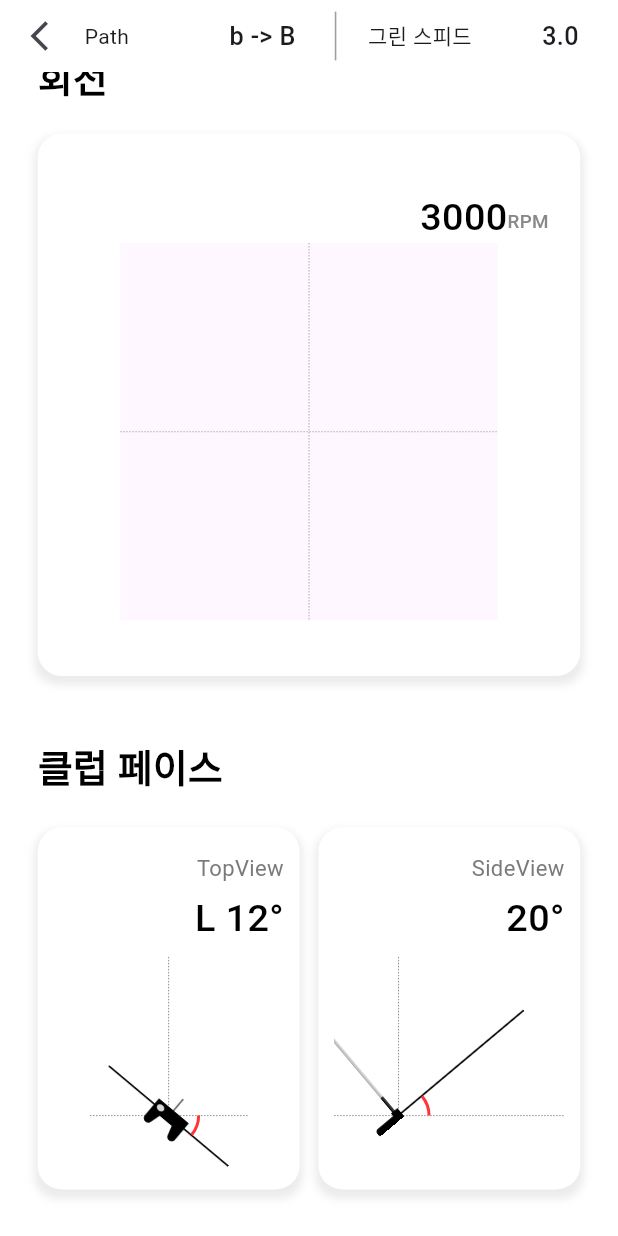
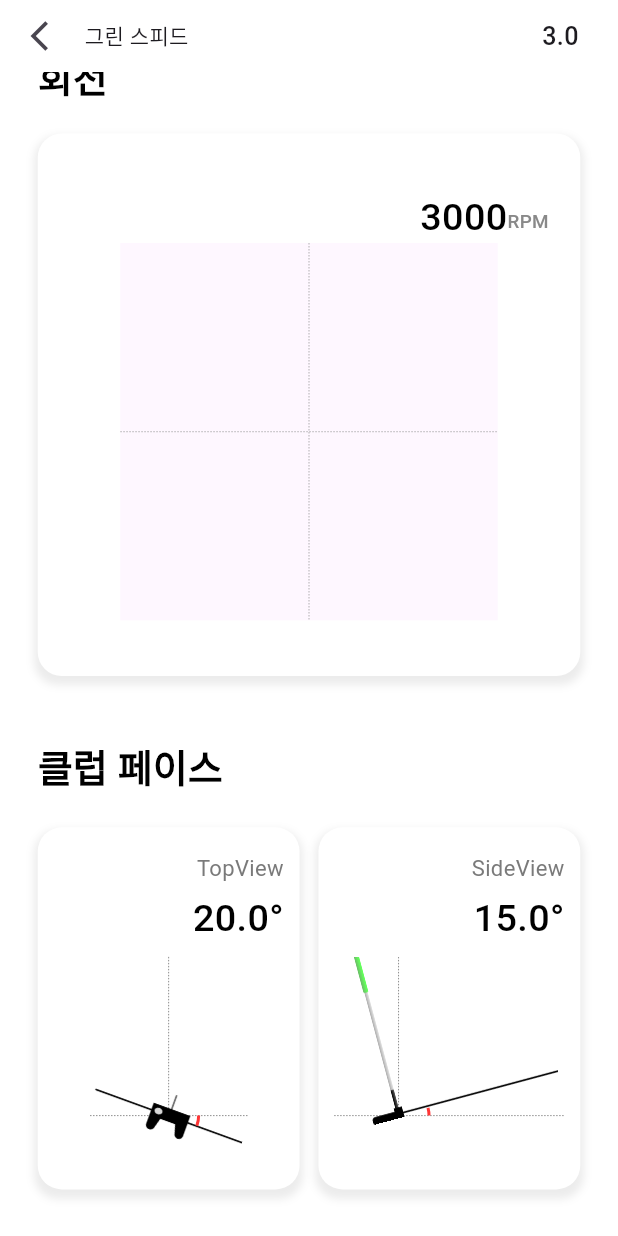
Before and after one commit to rkskdldl/ginovo_v2, a Flutter app: the screen it shows after launch, scrolled down 934 dp, after a tap on the "arrow back ios" icon, on a phone screen of 412 x 824 dp. Run offline on Flutter 3.47's test engine with Material 3 defaults, Android fonts, the light colour scheme and no system bars; our stand-ins replace flutter_screenutil; missing offline and left inert: flutter_inappwebview; statements that could not run were skipped.

Commit message:
20241217 0112 commit

```diff
--- a/lib/presentation/pages/long_put_result_page.dart
+++ b/lib/presentation/pages/long_put_result_page.dart
@@ -63,31 +63,6 @@ class _LongPutResultPageState extends State<LongPutResultPage> {
                   children: [
                     SizedBox(width: 8.w,),
                     IconButton(onPressed: (){}, icon: Icon(Icons.arrow_back_ios)),
-                    Expanded(
-                      child: Row(
-                        children: [
-                          Text("Path"),
-                          Expanded(
-                              child:
-                              Align(
-                                  alignment: Alignment.centerRight,
-                                  child: Text("b -> B",
-                                    style: TextStyle(
-                                      fontWeight: FontWeight.w500,
-                                      fontSize: 16.sp,
-                                    ),
-                                  ))
-                          ),
-                          SizedBox(width: 25.w,),
-                        ],
-                      ),
-                    ),
-                    Container(
-                      width: 1.w,
-                      height: 31.w,
-                      color: Colors.grey,
-                    ),
-                    SizedBox(width: 20.w,),
                     Expanded(
                       child: Row(
                         children: [
@@ -228,7 +203,7 @@ class _LongPutResultPageState extends State<LongPutResultPage> {
                                           SizedBox(
                                             width:240.w,
                                             height:240.w,
-                                            child: Container(child: Web3dViewer()),
+                                            child: Container(child: Web3dViewer(spinAngle:20)),
                                           ),
                                           Positioned(
                                               left: 0,
@@ -263,7 +238,7 @@ class _LongPutResultPageState extends State<LongPutResultPage> {
                                 ),
                               ),
 
-                              PutterSection(),
+                              PutterSection( topAngle:20,sideAngle:15),
                             ],
                           ),
                         )
--- a/lib/presentation/pages/mat_result_page.dart
+++ b/lib/presentation/pages/mat_result_page.dart
@@ -348,14 +348,14 @@ class _MatResultPageState extends State<MatResultPage> {
                                       SizedBox(
                                         width:240.w,
                                         height:240.w,
-                                        child: Container(child: Web3dViewer()),
+                                        child: Container(child: Web3dViewer(spinAngle:20)),
                                       ),
                                     ],
                                   ),
                                 ),
                               ),
 
-                              PutterSection(),
+                              PutterSection(topAngle:20,sideAngle:15),
                             ],
                           ),
                         )
--- a/lib/presentation/widgets/growing_dashed_line.dart
+++ b/lib/presentation/widgets/growing_dashed_line.dart
@@ -98,15 +98,8 @@ class SmoothDashedLineWithArrowPainter extends CustomPainter {
     for (int i = 0; i < points.length - 1; i++) {
       final midPointX = (points[i].x + points[i + 1].x) / 2;
       final midPointY = (points[i].y + points[i + 1].y) / 2;
-      // path.quadraticBezierTo(
-      //   points[i].x,
-      //   points[i].y,
-      //   midPointX,
-      //   midPointY,
-      // );
-      path.cubicTo(
-        points[i].x,
-        points[i].y,
+
+      path.quadraticBezierTo(
         midPointX,
         midPointY,
         points[i + 1].x,
@@ -122,12 +115,19 @@ class SmoothDashedLineWithArrowPainter extends CustomPainter {
     if(isShowArrow){
     // Draw Arrow at the End
     if (points.isNotEmpty) {
-      final metric = path.computeMetrics().last;
-      final tangent = metric.getTangentForOffset(metric.length * animationValue);
-      if (tangent != null) {
+      if (path
+          .computeMetrics()
+          .isNotEmpty) {
+        final metric = path
+            .computeMetrics()
+            .last;
+        final tangent = metric.getTangentForOffset(
+            metric.length * animationValue);
+        if (tangent != null) {
           _drawArrow(canvas, paint, tangent.position, tangent.vector);
         }
       }
+    }
     }
   }
 
--- a/lib/presentation/widgets/putter_panel.dart
+++ b/lib/presentation/widgets/putter_panel.dart
@@ -10,8 +10,9 @@ enum PutterViewType{
 
 
 class PutterSection extends StatefulWidget {
-  const PutterSection({super.key});
-
+  const PutterSection({super.key,required this.topAngle,required this.sideAngle});
+  final double topAngle;
+  final double sideAngle;
   @override
   State<PutterSection> createState() => _PutterSectionState();
 }
@@ -36,9 +37,9 @@ class _PutterSectionState extends State<PutterSection> {
           SizedBox(height: 20.w,),
           Row(
             children: [
-              Expanded(child: PutterPanelTop()),
+              Expanded(child: PutterPanelTop(topAngle:widget.topAngle)),
               SizedBox(width: 12.w,),
-              Expanded(child: PutterPanelSide()),
+              Expanded(child: PutterPanelSide(sideAngle:widget.sideAngle)),
             ],
           ),
           SizedBox(height:30.w),
@@ -51,14 +52,14 @@ class _PutterSectionState extends State<PutterSection> {
 
 
 class PutterPanelTop extends StatefulWidget {
-  const PutterPanelTop({super.key});
-
+  const PutterPanelTop({super.key,required this.topAngle});
+  final double topAngle;
   @override
   State<PutterPanelTop> createState() => _PutterPanelTopState();
 }
 class PutterPanelSide extends StatefulWidget {
-  const PutterPanelSide({super.key});
-
+  const PutterPanelSide({super.key,required this.sideAngle});
+  final double sideAngle;
   @override
   State<PutterPanelSide> createState() => _PutterPanelSideState();
 }
@@ -93,7 +94,7 @@ class _PutterPanelSideState extends State<PutterPanelSide> {
           SizedBox(height: 4.w,),
           Align(
             alignment: Alignment.centerRight,
-            child: Text("20°",
+            child: Text("${widget.sideAngle.toStringAsFixed(1)}°",
               style: TextStyle(
                 fontSize: 24.sp,
                 color: const Color(0xff000000),
@@ -134,7 +135,7 @@ class _PutterPanelSideState extends State<PutterPanelSide> {
                   child: Transform.rotate(
                     origin: Offset(20.w, 0),
                     alignment: Alignment.bottomLeft,
-                      angle: 40 * -1 * pi / 180,
+                      angle: widget.sideAngle * -1 * pi / 180,
                       child: Image.asset('assets/image/putter_side.png',width: 100.w,))),
               Positioned(
                 bottom: 31.w,
@@ -143,7 +144,7 @@ class _PutterPanelSideState extends State<PutterPanelSide> {
                 child: SizedBox(
                   child: ArcPainterWidget(
                     viewType: PutterViewType.SIDE,
-                    angle: 40,// 호(각도 단위)
+                    angle: widget.sideAngle,// 호(각도 단위)
                     radius:20, // 호의 반지름
                     strokeWidth: 2, // 호의 두께
 
@@ -188,7 +189,7 @@ class _PutterPanelTopState extends State<PutterPanelTop> {
           SizedBox(height: 4.w,),
           Align(
             alignment: Alignment.centerRight,
-            child: Text("L 12°",
+            child: Text("${widget.topAngle.toStringAsFixed(1)}°",
               style: TextStyle(
                 fontSize: 24.sp,
                 color: const Color(0xff000000),
@@ -217,7 +218,7 @@ class _PutterPanelTopState extends State<PutterPanelTop> {
                   left: 0,
                   right: 0,
                   child: Transform.rotate(
-                      angle: 40 * pi / 180,
+                      angle: widget.topAngle * pi / 180,
                       child: Image.asset('assets/image/putter_top.png',width: 100.w,))),
               Positioned(
                 bottom: 31.w,
@@ -225,7 +226,7 @@ class _PutterPanelTopState extends State<PutterPanelTop> {
                 right: 40.w,
                   child: SizedBox(
                     child: ArcPainterWidget(
-                        angle: 40,// 호의 길이 (각도 단위)
+                        angle: widget.topAngle,// 호의 길이 (각도 단위)
                       radius:20, // 호의 반지름
                       strokeWidth: 2, // 호의 두께
                     ),
--- a/lib/presentation/widgets/web_3d_viewer.dart
+++ b/lib/presentation/widgets/web_3d_viewer.dart
@@ -4,8 +4,8 @@ import 'dart:math';
 import 'package:flutter/material.dart';
 import 'package:flutter_inappwebview/flutter_inappwebview.dart';
 class Web3dViewer extends StatefulWidget {
-  const Web3dViewer({super.key});
-
+  const Web3dViewer({super.key,required this.spinAngle});
+  final double spinAngle;
   @override
   State<Web3dViewer> createState() => _Web3dViewerState();
 }
@@ -39,6 +39,7 @@ class _Web3dViewerState extends State<Web3dViewer> {
           initialSettings: InAppWebViewSettings(
             allowFileAccessFromFileURLs: true,
             allowUniversalAccessFromFileURLs: true,
+            hardwareAcceleration: true,
           ),
           onWebViewCreated: (controller) {
             webViewController = controller;
@@ -69,7 +70,7 @@ class _Web3dViewerState extends State<Web3dViewer> {
     // 카메라 위치 설정
     camera.position.z = 2;
         console.log('모델 로드 성공:', gltf);
-         model.rotation.z = ${20 * pi /180};
+         model.rotation.z = ${widget.spinAngle * pi /180};
 
 
             // 애니메이션 루프
--- a/pubspec.yaml
+++ b/pubspec.yaml
@@ -64,7 +64,6 @@ flutter:
   # To add assets to your application, add an assets section, like this:
   assets:
      - assets/image/
-     - assets/model/
      - assets/web/
 
   # An image asset can refer to one or more resolution-specific "variants", see
```
Also changed, not shown: assets/image/mat_90_grey_.png (added), assets/image/mat_90_grey_x2.png (renamed from assets/image/mat_90_grey.png), pubspec.lock, 6 other files.
